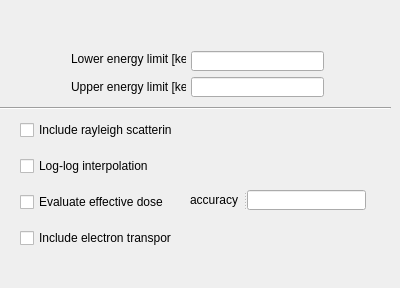
Old version of the form Gui/Resources/ui/GeneralSettings.ui in the repository aap842/Mcp-workbench.
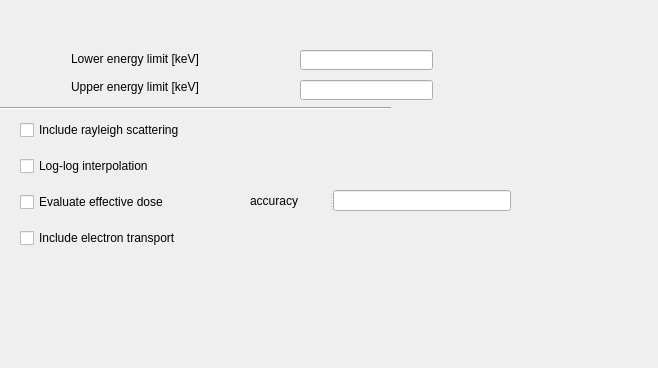
New version of the form.

What changed in the file:
```diff
--- a/Gui/Resources/ui/GeneralSettings.ui
+++ b/Gui/Resources/ui/GeneralSettings.ui
@@ -6,8 +6,8 @@
    <rect>
     <x>0</x>
     <y>0</y>
-    <width>400</width>
-    <height>288</height>
+    <width>658</width>
+    <height>368</height>
    </rect>
   </property>
   <property name="windowTitle">
@@ -16,8 +16,8 @@
   <widget class="QLineEdit" name="LowEnergyEdit">
    <property name="geometry">
     <rect>
-     <x>191</x>
-     <y>51</y>
+     <x>300</x>
+     <y>50</y>
      <width>133</width>
      <height>20</height>
     </rect>
@@ -28,7 +28,7 @@
     <rect>
      <x>71</x>
      <y>51</y>
-     <width>115</width>
+     <width>191</width>
      <height>16</height>
     </rect>
    </property>
@@ -41,7 +41,7 @@
     <rect>
      <x>71</x>
      <y>79</y>
-     <width>115</width>
+     <width>171</width>
      <height>16</height>
     </rect>
    </property>
@@ -52,8 +52,8 @@
   <widget class="QLineEdit" name="UppEnergyBox">
    <property name="geometry">
     <rect>
-     <x>191</x>
-     <y>77</y>
+     <x>300</x>
+     <y>80</y>
      <width>133</width>
      <height>20</height>
     </rect>
@@ -64,7 +64,7 @@
     <rect>
      <x>20</x>
      <y>110</y>
-     <width>152</width>
+     <width>231</width>
      <height>151</height>
     </rect>
    </property>
@@ -102,10 +102,10 @@
   <widget class="QSplitter" name="splitter">
    <property name="geometry">
     <rect>
-     <x>190</x>
+     <x>250</x>
      <y>190</y>
-     <width>176</width>
-     <height>20</height>
+     <width>261</width>
+     <height>21</height>
     </rect>
    </property>
    <property name="orientation">
```
Left out of the diff: 2 changed lines with no effect on the pictures.
